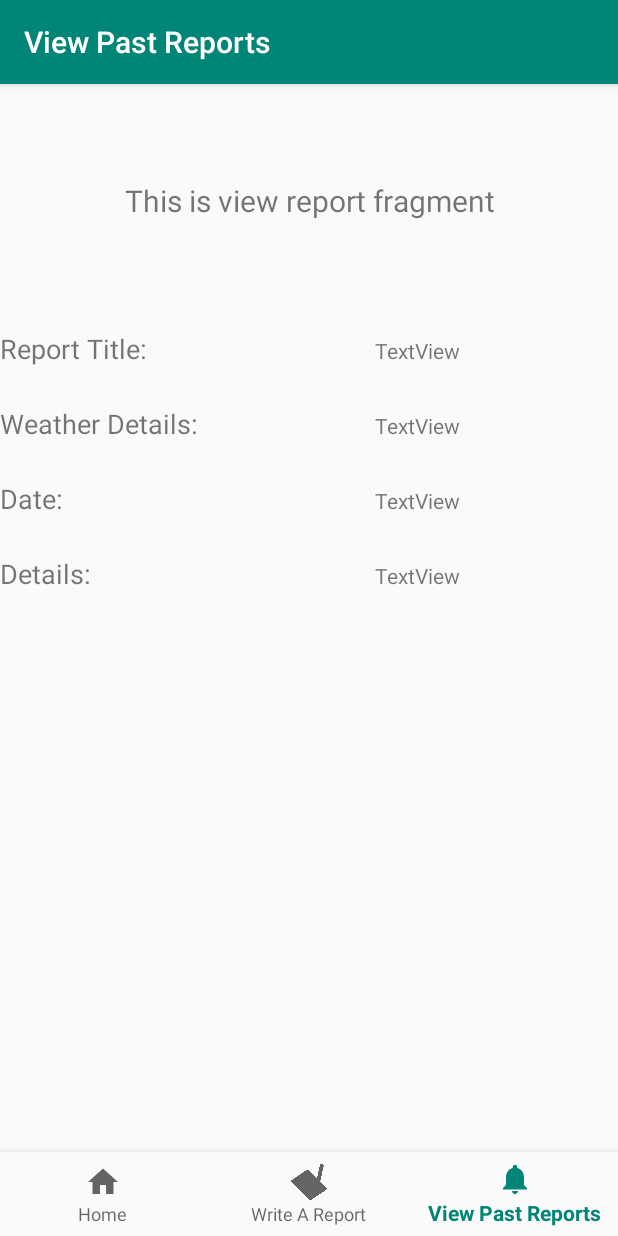
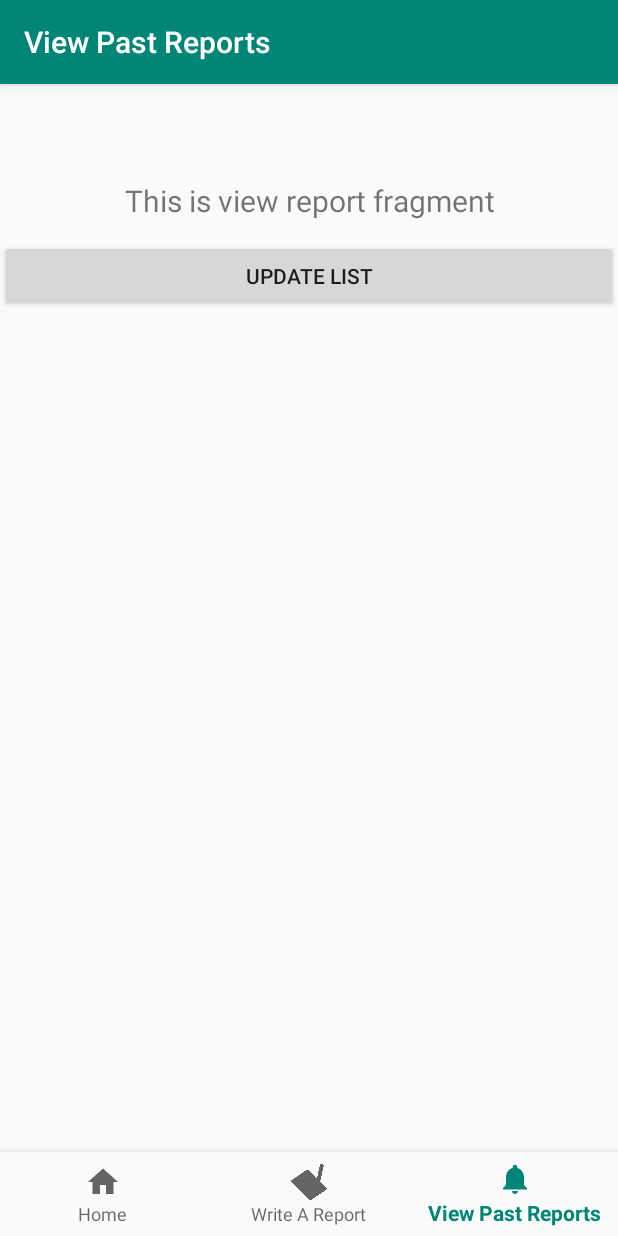
Before and after one commit to Beradd22/SoftwareEngineeringFinalProject, an Android app: the ViewReportFragment screen opened through its navigation route, on a phone screen of 412 x 824 dp. Run offline under Robolectric (Android 15) with nearby library versions, the phone set to English and light mode, and no system bars; our stand-ins replace navigation-ui.

Commit message:
Trying to fix camera. Tested update list for view reports

```diff
--- a/app/src/main/java/com/example/softwareengineeringcode/ui/viewreports/ViewReportFragment.java
+++ b/app/src/main/java/com/example/softwareengineeringcode/ui/viewreports/ViewReportFragment.java
@@ -5,8 +5,7 @@ import android.view.LayoutInflater;
 import android.view.View;
 import android.view.ViewGroup;
 import android.widget.Button;
-import android.widget.ScrollView;
-import android.widget.TableLayout;
+import android.widget.LinearLayout;
 import android.widget.TextView;
 
 import androidx.annotation.Nullable;
@@ -15,7 +14,6 @@ import androidx.fragment.app.Fragment;
 import androidx.lifecycle.Observer;
 import androidx.lifecycle.ViewModelProviders;
 
-import com.example.softwareengineeringcode.AccessDB;
 import com.example.softwareengineeringcode.MainActivity;
 import com.example.softwareengineeringcode.R;
 import com.example.softwareengineeringcode.Report;
@@ -25,8 +23,9 @@ import java.util.List;
 public class ViewReportFragment extends Fragment {
 
     private ViewReportViewModel viewReportViewModel;
-    private ScrollView reportList;
+    private LinearLayout reportList;
     private List<Report> listOfReports;
+    private Button updateButton;
 
     private Button.OnClickListener getSelectedReport = new Button.OnClickListener() {
 
@@ -49,6 +48,17 @@ public class ViewReportFragment extends Fragment {
         }
     };
 
+    private Button.OnClickListener updateList = new Button.OnClickListener() {
+
+        @Override
+        public void onClick(View v) {
+            listOfReports = ((MainActivity) getActivity()).getAccessDB().getAllReports();
+
+            updateReportList();
+
+        }
+    };
+
     public View onCreateView(@NonNull LayoutInflater inflater,
                              ViewGroup container, Bundle savedInstanceState) {
         viewReportViewModel =
@@ -62,13 +72,10 @@ public class ViewReportFragment extends Fragment {
             }
         });
 
-        reportList = (ScrollView)root.findViewById(R.id.report_list);
+        reportList = (LinearLayout)root.findViewById(R.id.report_list);
 
-        listOfReports = ((MainActivity)getActivity()).getAccessDB().getAllReports();
-
-        if (listOfReports.size() > 0) {
-            updateReportList();
-        }
+        updateButton = (Button)root.findViewById(R.id.update_list_button);
+        updateButton.setOnClickListener(updateList);
 
         return root;
     }
--- a/app/src/main/java/com/example/softwareengineeringcode/ui/writereport/WriteReportFragment.java
+++ b/app/src/main/java/com/example/softwareengineeringcode/ui/writereport/WriteReportFragment.java
@@ -3,6 +3,7 @@ package com.example.softwareengineeringcode.ui.writereport;
 import android.Manifest;
 import android.content.Intent;
 import android.content.pm.PackageManager;
+import android.graphics.Bitmap;
 import android.location.LocationManager;
 import android.os.Bundle;
 import android.provider.MediaStore;
@@ -23,7 +24,9 @@ import com.example.softwareengineeringcode.MainActivity;
 import com.example.softwareengineeringcode.R;
 import com.example.softwareengineeringcode.Report;
 
+import java.io.ByteArrayOutputStream;
 import java.sql.Blob;
+import java.sql.SQLException;
 import java.util.ArrayList;
 import java.util.List;
 
@@ -39,7 +42,8 @@ public class WriteReportFragment extends Fragment {
     private TextView imageCount;
 
     // Stores all the images taken
-    private List<Blob> Images = new ArrayList<>();
+    private List<Bitmap> Images = new ArrayList<>();
+    private List<Blob> convertedImages = new ArrayList<>();
 
     // Static variable used for the image saving function
     private static final int pic_id = 123;
@@ -63,7 +67,22 @@ public class WriteReportFragment extends Fragment {
             reportDetails.setText("");
 
             // Sets the report image list
-            submittedReport.setPictures(Images);
+            for (Bitmap image : Images) {
+                ByteArrayOutputStream bos = new ByteArrayOutputStream();
+                image.compress(Bitmap.CompressFormat.PNG, 100, bos);
+                byte[] data = bos.toByteArray();
+                Blob blob = null;
+
+                try {
+                    blob.setBytes(1, data);
+                } catch (SQLException e) {
+                    e.printStackTrace();
+                }
+
+                convertedImages.add(blob);
+            }
+
+            submittedReport.setPictures(convertedImages);
             Images.clear();
 
             // Sets the report weather data taken from the weather api
@@ -95,7 +114,7 @@ public class WriteReportFragment extends Fragment {
     // Camera capture helper function
     public void onActivityResult(int requestCode, int resultCode, Intent data) {
         if (requestCode == pic_id) {
-            Images.add((Blob)data.getExtras().get("data"));
+            Images.add((Bitmap)data.getExtras().get("data"));
         }
 
         String countUpdate = Images.size() + " photos";
--- a/app/src/main/res/layout/fragment_home.xml
+++ b/app/src/main/res/layout/fragment_home.xml
@@ -103,6 +103,37 @@
                 android:text="TextView" />
         </LinearLayout>
 
+        <Space
+            android:layout_width="match_parent"
+            android:layout_height="25dp" />
+
+        <LinearLayout
+            android:layout_width="match_parent"
+            android:layout_height="wrap_content"
+            android:orientation="horizontal">
+
+            <Button
+                android:id="@+id/button"
+                android:layout_width="wrap_content"
+                android:layout_height="wrap_content"
+                android:layout_weight="2"
+                android:text="Button" />
+
+            <ImageView
+                android:layout_width="match_parent"
+                android:layout_height="wrap_content"
+                android:layout_weight="5">
+
+            </ImageView>
+
+            <Button
+                android:id="@+id/button2"
+                android:layout_width="wrap_content"
+                android:layout_height="wrap_content"
+                android:layout_weight="2"
+                android:text="Button" />
+        </LinearLayout>
+
     </LinearLayout>
 
     <com.google.android.material.bottomnavigation.BottomNavigationView
--- a/app/src/main/res/layout/fragment_view_report.xml
+++ b/app/src/main/res/layout/fragment_view_report.xml
@@ -4,6 +4,40 @@
     xmlns:tools="http://schemas.android.com/tools"
     android:layout_width="match_parent"
     android:layout_height="match_parent">
+
+    <LinearLayout
+        android:id="@+id/linearLayout"
+        android:layout_width="match_parent"
+        android:layout_height="match_parent"
+        android:layout_marginTop="48dp"
+        android:orientation="vertical"
+        app:layout_constraintTop_toTopOf="@+id/view_report">
+
+        <Button
+            android:id="@+id/update_list_button"
+            android:layout_width="match_parent"
+            android:layout_height="wrap_content"
+            android:text="@string/update_list" />
+
+        <Space
+            android:layout_width="match_parent"
+            android:layout_height="wrap_content" />
+
+        <ScrollView
+            android:id="@+id/report_list_parent"
+            android:layout_width="match_parent"
+            android:layout_height="500dp"
+            android:layout_marginTop="8dp">
+
+            <LinearLayout
+                android:id="@+id/report_list"
+                android:layout_width="match_parent"
+                android:layout_height="wrap_content"
+                android:layout_marginTop="48dp"
+                android:orientation="vertical" />
+        </ScrollView>
+
+    </LinearLayout>
 
     <com.google.android.material.bottomnavigation.BottomNavigationView
         android:id="@+id/nav_view"
@@ -31,114 +65,4 @@
         app:layout_constraintStart_toStartOf="parent"
         app:layout_constraintTop_toTopOf="parent" />
 
-    <ScrollView
-        android:id="@+id/report_list"
-        android:layout_width="match_parent"
-        android:layout_height="619dp"
-        android:layout_marginTop="48dp"
-        app:layout_constraintBottom_toTopOf="@+id/nav_view"
-        app:layout_constraintEnd_toEndOf="parent"
-        app:layout_constraintStart_toStartOf="parent"
-        app:layout_constraintTop_toBottomOf="@+id/view_report">
-
-        <LinearLayout
-            android:layout_width="match_parent"
-            android:layout_height="wrap_content"
-            android:layout_marginTop="48dp"
-            android:orientation="vertical">
-
-            <LinearLayout
-                android:layout_width="match_parent"
-                android:layout_height="wrap_content"
-                android:orientation="horizontal">
-
-                <TextView
-                    android:id="@+id/report_title_text"
-                    android:layout_width="250dp"
-                    android:layout_height="wrap_content"
-                    android:text="@string/home_report_title_text"
-                    android:textSize="18sp" />
-
-                <TextView
-                    android:id="@+id/textView5"
-                    android:layout_width="wrap_content"
-                    android:layout_height="wrap_content"
-                    android:layout_weight="1"
-                    android:text="TextView" />
-            </LinearLayout>
-
-            <Space
-                android:layout_width="match_parent"
-                android:layout_height="25dp" />
-
-            <LinearLayout
-                android:layout_width="match_parent"
-                android:layout_height="wrap_content"
-                android:orientation="horizontal">
-
-                <TextView
-                    android:id="@+id/weather_text"
-                    android:layout_width="250dp"
-                    android:layout_height="wrap_content"
-                    android:text="@string/home_weather_text"
-                    android:textSize="18sp" />
-
-                <TextView
-                    android:id="@+id/textView7"
-                    android:layout_width="wrap_content"
-                    android:layout_height="wrap_content"
-                    android:layout_weight="1"
-                    android:text="TextView" />
-            </LinearLayout>
-
-            <Space
-                android:layout_width="match_parent"
-                android:layout_height="25dp" />
-
-            <LinearLayout
-                android:layout_width="match_parent"
-                android:layout_height="wrap_content"
-                android:orientation="horizontal">
-
-                <TextView
-                    android:id="@+id/date_text"
-                    android:layout_width="250dp"
-                    android:layout_height="wrap_content"
-                    android:text="@string/home_date_text"
-                    android:textSize="18sp" />
-
-                <TextView
-                    android:id="@+id/textView9"
-                    android:layout_width="wrap_content"
-                    android:layout_height="wrap_content"
-                    android:layout_weight="1"
-                    android:text="TextView" />
-            </LinearLayout>
-
-            <Space
-                android:layout_width="match_parent"
-                android:layout_height="25dp" />
-
-            <LinearLayout
-                android:layout_width="match_parent"
-                android:layout_height="wrap_content"
-                android:orientation="horizontal">
-
-                <TextView
-                    android:id="@+id/detail_text"
-                    android:layout_width="250dp"
-                    android:layout_height="wrap_content"
-                    android:text="@string/home_details_text"
-                    android:textSize="18sp" />
-
-                <TextView
-                    android:id="@+id/textView8"
-                    android:layout_width="match_parent"
-                    android:layout_height="wrap_content"
-                    android:layout_weight="1"
-                    android:text="TextView" />
-            </LinearLayout>
-
-        </LinearLayout>
-    </ScrollView>
 </androidx.constraintlayout.widget.ConstraintLayout>
--- a/app/src/main/res/values/strings.xml
+++ b/app/src/main/res/values/strings.xml
@@ -16,4 +16,5 @@
     <string name="home_weather_text">Weather Details:</string>
     <string name="home_details_text">Details:</string>
     <string name="home_date_text">Date:</string>
+    <string name="update_list">Update List</string>
 </resources>
```
